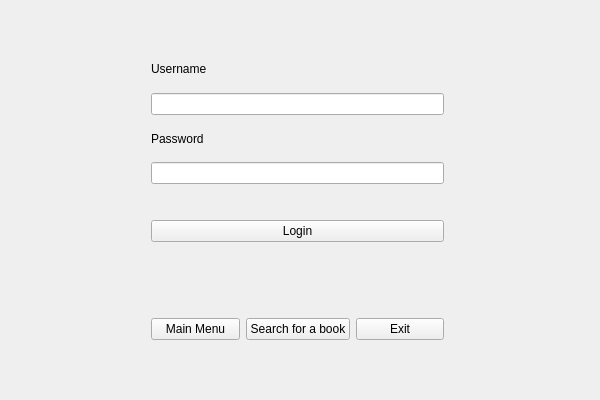
EchipaSMC/Biblioteca, file Biblioteca/UserApp/Login.ui: the form before one commit.
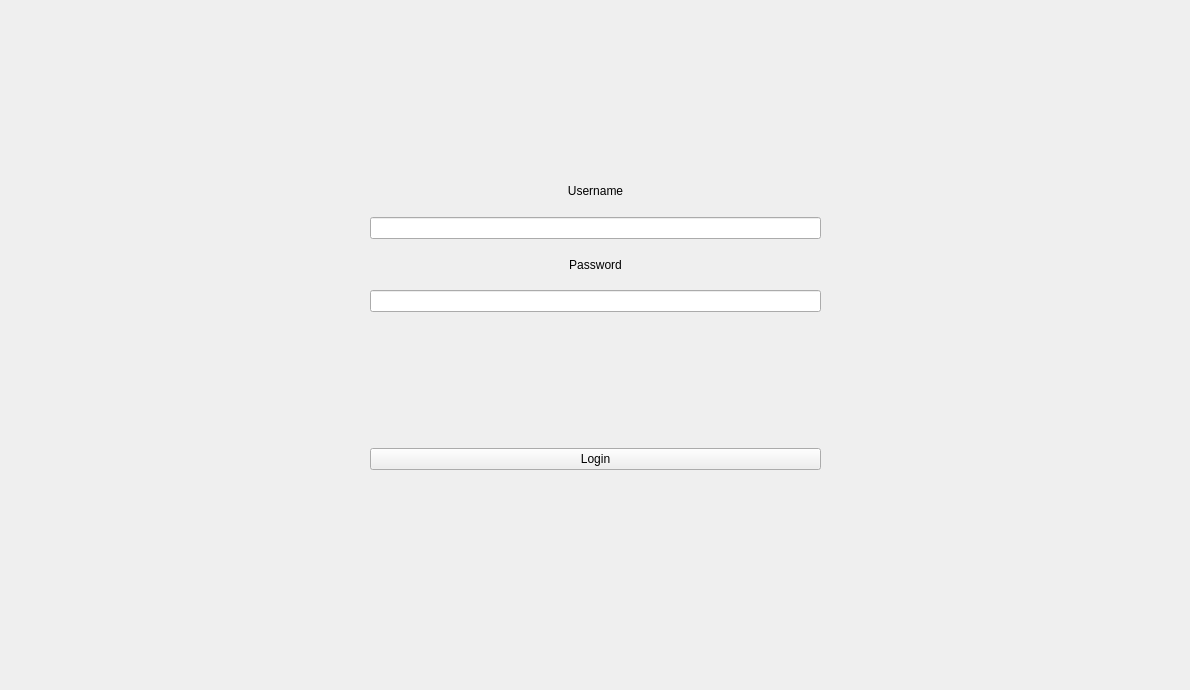
The form after the commit.

Commit message:
Added My account tab + Implementation of buttons
My account will only be visible after user logs in

Patch:
```diff
--- a/Biblioteca/UserApp/Login.ui
+++ b/Biblioteca/UserApp/Login.ui
@@ -6,28 +6,37 @@
    <rect>
     <x>0</x>
     <y>0</y>
-    <width>600</width>
-    <height>400</height>
+    <width>1190</width>
+    <height>690</height>
    </rect>
   </property>
   <property name="windowTitle">
    <string>Sign in</string>
   </property>
-  <widget class="QWidget" name="verticalLayoutWidget">
+  <widget class="QWidget" name="">
    <property name="geometry">
     <rect>
-     <x>140</x>
-     <y>40</y>
-     <width>315</width>
-     <height>311</height>
+     <x>20</x>
+     <y>160</y>
+     <width>1151</width>
+     <height>351</height>
     </rect>
    </property>
    <layout class="QVBoxLayout" name="verticalLayout">
+    <property name="leftMargin">
+     <number>350</number>
+    </property>
+    <property name="rightMargin">
+     <number>350</number>
+    </property>
     <item>
      <widget class="QLabel" name="label">
       <property name="text">
        <string>Username</string>
       </property>
+      <property name="alignment">
+       <set>Qt::AlignCenter</set>
+      </property>
      </widget>
     </item>
     <item>
@@ -38,6 +47,9 @@
       <property name="text">
        <string>Password</string>
       </property>
+      <property name="alignment">
+       <set>Qt::AlignCenter</set>
+      </property>
      </widget>
     </item>
     <item>
@@ -48,10 +60,19 @@
      </widget>
     </item>
     <item>
-     <layout class="QVBoxLayout" name="verticalLayout_2">
+     <layout class="QVBoxLayout" name="verticalLayout_3">
+      <property name="leftMargin">
+       <number>300</number>
+      </property>
       <property name="topMargin">
        <number>30</number>
       </property>
+      <property name="rightMargin">
+       <number>300</number>
+      </property>
+      <property name="bottomMargin">
+       <number>100</number>
+      </property>
      </layout>
     </item>
     <item>
@@ -62,41 +83,16 @@
      </widget>
     </item>
     <item>
-     <layout class="QVBoxLayout" name="verticalLayout_3">
-      <property name="sizeConstraint">
-       <enum>QLayout::SetMinimumSize</enum>
-      </property>
+     <layout class="QVBoxLayout" name="verticalLayout_4">
       <property name="leftMargin">
-       <number>0</number>
+       <number>300</number>
       </property>
       <property name="topMargin">
-       <number>70</number>
+       <number>30</number>
       </property>
-     </layout>
-    </item>
-    <item>
-     <layout class="QHBoxLayout" name="horizontalLayout">
-      <item>
-       <widget class="QPushButton" name="mainMenuBtn">
-        <property name="text">
-         <string>Main Menu</string>
-        </property>
-       </widget>
-      </item>
-      <item>
-       <widget class="QPushButton" name="bookSearchBtn">
-        <property name="text">
-         <string>Search for a book</string>
-        </property>
-       </widget>
-      </item>
-      <item>
-       <widget class="QPushButton" name="exitBtn">
-        <property name="text">
-         <string>Exit</string>
-        </property>
-       </widget>
-      </item>
+      <property name="rightMargin">
+       <number>300</number>
+      </property>
      </layout>
     </item>
    </layout>
```
The commit also changes 14 other files.
